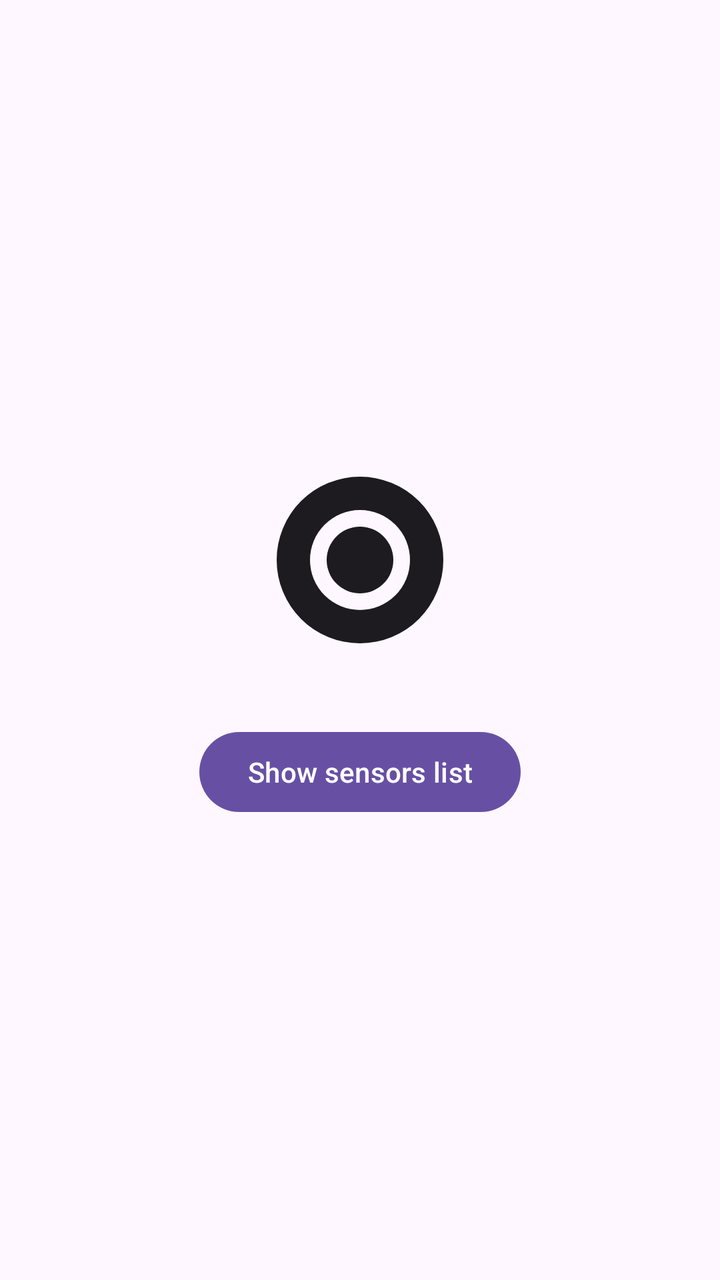
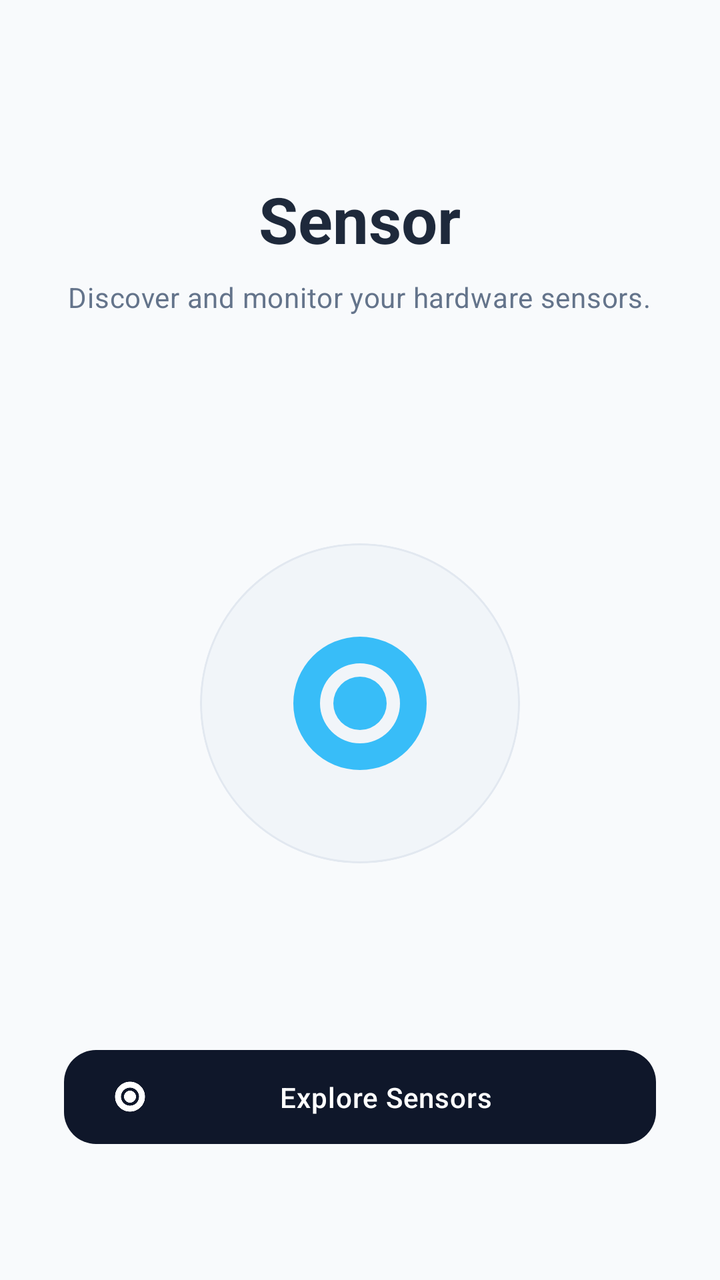

The first picture is an Android layout as it rendered before a commit; the second is the same layout after the commit. The layout source and the unified diff follow.
<!-- AndroidManifest.xml: application theme Theme.Capteurs -->
<!-- res/layout/activity_main.xml -->
<?xml version="1.0" encoding="utf-8"?>
<androidx.constraintlayout.widget.ConstraintLayout xmlns:android="http://schemas.android.com/apk/res/android"
    xmlns:app="http://schemas.android.com/apk/res-auto"
    xmlns:tools="http://schemas.android.com/tools"
    android:id="@+id/main"
    android:layout_width="match_parent"
    android:layout_height="match_parent"
    tools:context=".MainActivity">

    <LinearLayout
        android:layout_width="wrap_content"
        android:layout_height="wrap_content"
        android:gravity="center"
        android:orientation="vertical"
        app:layout_constraintBottom_toBottomOf="parent"
        app:layout_constraintEnd_toEndOf="parent"
        app:layout_constraintStart_toStartOf="parent"
        app:layout_constraintTop_toTopOf="parent">

        <ImageView
            android:id="@+id/sensors_icon"
            android:layout_width="100dp"
            android:layout_height="100dp"
            android:layout_marginBottom="32dp"
            android:src="@drawable/ic_sensors" />

        <Button
            android:id="@+id/show_sensors_button"
            android:layout_width="wrap_content"
            android:layout_height="wrap_content"
            android:text="@string/show_sensors_button_text" />

    </LinearLayout>

</androidx.constraintlayout.widget.ConstraintLayout>
<!-- resources referenced by this layout -->
<resources>
  <!-- drawable ic_sensors (drawable) -->
  <vector xmlns:android="http://schemas.android.com/apk/res/android"
      android:height="24dp"
      android:width="24dp"
      android:viewportWidth="24"
      android:viewportHeight="24">
      <path android:fillColor="?android:attr/textColorPrimary" android:pathData="M12,2A10,10 0 0,0 2,12A10,10 0 0,0 12,22A10,10 0 0,0 22,12A10,10 0 0,0 12,2M12,6A6,6 0 0,1 18,12A6,6 0 0,1 12,18A6,6 0 0,1 6,12A6,6 0 0,1 12,6M12,8A4,4 0 0,0 8,12A4,4 0 0,0 12,16A4,4 0 0,0 16,12A4,4 0 0,0 12,8Z" />
  </vector>
  <string name="show_sensors_button_text">Show sensors list</string>
  <style name="Theme.Capteurs" parent="Base.Theme.Capteurs" />
  <style name="Base.Theme.Capteurs" parent="Theme.Material3.DayNight.NoActionBar">
          
          
      </style>
</resources>

<!-- the commit's change to res/layout/activity_main.xml (unified diff, before → after) -->
@@ -5,31 +5,73 @@
     android:id="@+id/main"
     android:layout_width="match_parent"
     android:layout_height="match_parent"
+    android:background="@color/background"
     tools:context=".MainActivity">
 
     <LinearLayout
-        android:layout_width="wrap_content"
+        android:id="@+id/header_layout"
+        android:layout_width="match_parent"
         android:layout_height="wrap_content"
+        android:layout_marginTop="64dp"
         android:gravity="center"
         android:orientation="vertical"
-        app:layout_constraintBottom_toBottomOf="parent"
+        android:padding="24dp"
+        app:layout_constraintTop_toTopOf="parent">
+
+        <TextView
+            android:id="@+id/app_title"
+            android:layout_width="wrap_content"
+            android:layout_height="wrap_content"
+            android:text="@string/app_name"
+            android:textAppearance="@style/TextAppearance.App.TitleLarge"
+            android:textSize="32sp" />
+
+        <TextView
+            android:id="@+id/app_subtitle"
+            android:layout_width="wrap_content"
+            android:layout_height="wrap_content"
+            android:layout_marginTop="8dp"
+            android:text="@string/app_tagline"
+            android:textAlignment="center"
+            android:textAppearance="@style/TextAppearance.App.BodyMedium" />
+
+    </LinearLayout>
+
+    <com.google.android.material.card.MaterialCardView
+        android:id="@+id/icon_container"
+        android:layout_width="160dp"
+        android:layout_height="160dp"
+        app:cardBackgroundColor="@color/surface_variant"
+        app:cardCornerRadius="80dp"
+        app:cardElevation="0dp"
+        app:layout_constraintBottom_toTopOf="@+id/show_sensors_button"
         app:layout_constraintEnd_toEndOf="parent"
         app:layout_constraintStart_toStartOf="parent"
-        app:layout_constraintTop_toTopOf="parent">
+        app:layout_constraintTop_toBottomOf="@+id/header_layout"
+        app:strokeColor="@color/outline"
+        app:strokeWidth="1dp">
 
         <ImageView
             android:id="@+id/sensors_icon"
-            android:layout_width="100dp"
-            android:layout_height="100dp"
-            android:layout_marginBottom="32dp"
-            android:src="@drawable/ic_sensors" />
+            android:layout_width="80dp"
+            android:layout_height="80dp"
+            android:layout_gravity="center"
+            android:src="@drawable/ic_sensors"
+            app:tint="@color/secondary" />
 
-        <Button
-            android:id="@+id/show_sensors_button"
-            android:layout_width="wrap_content"
-            android:layout_height="wrap_content"
-            android:text="@string/show_sensors_button_text" />
+    </com.google.android.material.card.MaterialCardView>
 
-    </LinearLayout>
+    <com.google.android.material.button.MaterialButton
+        android:id="@+id/show_sensors_button"
+        style="@style/Widget.App.Button"
+        android:layout_width="match_parent"
+        android:layout_height="wrap_content"
+        android:layout_marginHorizontal="32dp"
+        android:layout_marginBottom="64dp"
+        android:text="@string/show_sensors_button_text"
+        app:icon="@drawable/ic_sensors"
+        app:layout_constraintBottom_toBottomOf="parent"
+        app:layout_constraintEnd_toEndOf="parent"
+        app:layout_constraintStart_toStartOf="parent" />
 
 </androidx.constraintlayout.widget.ConstraintLayout>
<!-- resource entries referenced after the edit -->
@@ -1,5 +1,9 @@
 <!-- resources referenced by this layout -->
 <resources>
+  <color name="background">#F8FAFC</color>
+  <color name="outline">#E2E8F0</color>
+  <color name="secondary">#38BDF8</color>
+  <color name="surface_variant">#F1F5F9</color>
   <!-- drawable ic_sensors (drawable) -->
   <vector xmlns:android="http://schemas.android.com/apk/res/android"
       android:height="24dp"
@@ -8,11 +12,57 @@
       android:viewportHeight="24">
       <path android:fillColor="?android:attr/textColorPrimary" android:pathData="M12,2A10,10 0 0,0 2,12A10,10 0 0,0 12,22A10,10 0 0,0 22,12A10,10 0 0,0 12,2M12,6A6,6 0 0,1 18,12A6,6 0 0,1 12,18A6,6 0 0,1 6,12A6,6 0 0,1 12,6M12,8A4,4 0 0,0 8,12A4,4 0 0,0 12,16A4,4 0 0,0 16,12A4,4 0 0,0 12,8Z" />
   </vector>
-  <string name="show_sensors_button_text">Show sensors list</string>
+  <string name="app_name">Sensor</string>
+  <string name="app_tagline">Discover and monitor your hardware sensors.</string>
+  <string name="show_sensors_button_text">Explore Sensors</string>
+  <style name="TextAppearance.App.BodyMedium" parent="TextAppearance.Material3.BodyMedium">
+          <item name="android:textColor">@color/text_secondary</item>
+      </style>
+  <style name="TextAppearance.App.TitleLarge" parent="TextAppearance.Material3.TitleLarge">
+          <item name="android:textColor">@color/text_primary</item>
+          <item name="android:textStyle">bold</item>
+      </style>
+  <style name="Widget.App.Button" parent="Widget.Material3.Button">
+          <item name="shapeAppearance">@style/ShapeAppearance.App.MediumComponent</item>
+          <item name="android:textAllCaps">false</item>
+          <item name="android:letterSpacing">0.02</item>
+          <item name="android:paddingVertical">14dp</item>
+      </style>
   <style name="Theme.Capteurs" parent="Base.Theme.Capteurs" />
+  <color name="text_secondary">#64748B</color>
+  <color name="text_primary">#1E293B</color>
+  <style name="ShapeAppearance.App.MediumComponent" parent="ShapeAppearance.Material3.MediumComponent">
+          <item name="cornerSize">16dp</item>
+      </style>
   <style name="Base.Theme.Capteurs" parent="Theme.Material3.DayNight.NoActionBar">
           
+          <item name="colorPrimary">@color/primary</item>
+          <item name="colorOnPrimary">@color/on_primary</item>
+          <item name="colorPrimaryContainer">@color/primary_variant</item>
+          <item name="colorOnPrimaryContainer">@color/on_primary</item>
+  
+          <item name="colorSecondary">@color/secondary</item>
+          <item name="colorOnSecondary">@color/on_secondary</item>
+          <item name="colorSecondaryContainer">@color/secondary_variant</item>
+  
           
+          <item name="android:windowBackground">@color/background</item>
+          <item name="colorSurface">@color/surface</item>
+          <item name="colorSurfaceVariant">@color/surface_variant</item>
+          <item name="colorOutline">@color/outline</item>
+  
+          
+          <item name="android:statusBarColor">@color/background</item>
+          <item name="android:windowLightStatusBar" tools:targetApi="m">true</item>
+  
+          
+          <item name="shapeAppearanceMediumComponent">@style/ShapeAppearance.App.MediumComponent</item>
       </style>
+  <color name="primary">#0F172A</color>
+  <color name="on_primary">#FFFFFF</color>
+  <color name="primary_variant">#1E293B</color>
+  <color name="on_secondary">#0F172A</color>
+  <color name="secondary_variant">#0EA5E9</color>
+  <color name="surface">#FFFFFF</color>
 </resources>
 
